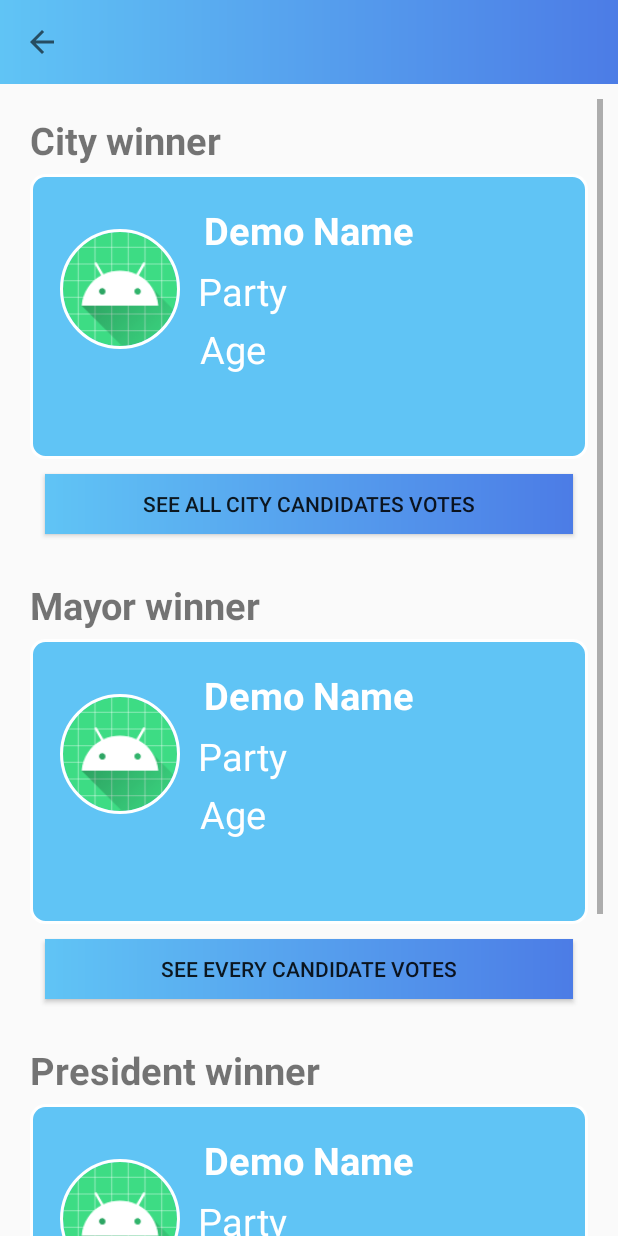
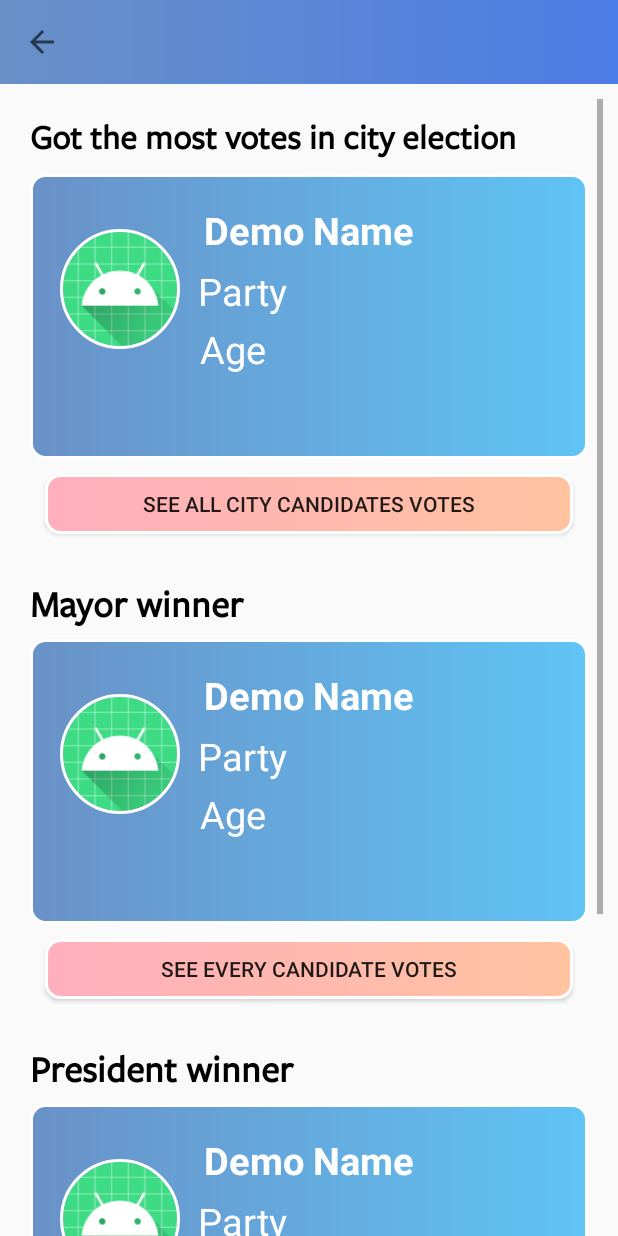
Before and after one commit to tommercoder/CountryZespolowy, an Android app: the screen it shows after launch once a user with an empty profile is signed in (results), in the side drawer, after a tap on "Results", on a phone screen of 412 x 824 dp. Run offline under Robolectric (Android 15) with nearby library versions, the phone set to English and light mode, and no system bars; our stand-ins replace CircleImageView, Firebase (no records; nobody signed in at launch, a user with empty details on screens opened directly); pictures from the network do not load; 11 statements that could not run were skipped.

Commit message:
second tour and no loop

```diff
--- a/app/src/main/java/com/example/country/ActivitiesNav/election_act.java
+++ b/app/src/main/java/com/example/country/ActivitiesNav/election_act.java
@@ -120,6 +120,30 @@ public class election_act extends AppCompatActivity {
             }
         });
 
+        final DatabaseReference reffToUser = FirebaseDatabase.getInstance().getReference("Users");
+        final FirebaseUser user = FirebaseAuth.getInstance().getCurrentUser();
+        reffToUser.child(user.getUid()).addListenerForSingleValueEvent(new ValueEventListener() {
+            @Override
+            public void onDataChange(@NonNull DataSnapshot snapshot) {
+               if(day > 12)
+                    if(month > 12)
+                        reffToUser.child(user.getUid()).child("votedCity").setValue("no");
+                if(day > 14)
+                    if(month > 12)
+                        reffToUser.child(user.getUid()).child("votedMayor").setValue("no");
+                if(day > 11)
+                    if(month > 12)
+                        reffToUser.child(user.getUid()).child("votedPresident").setValue("no");
+                if(day > 12)
+                    if(month > 12)
+                        reffToUser.child(user.getUid()).child("votedVer").setValue("no");
+            }
+
+            @Override
+            public void onCancelled(@NonNull DatabaseError error) {
+
+            }
+        });
 
 
     }
--- a/app/src/main/java/com/example/country/ActivitiesNav/results.java
+++ b/app/src/main/java/com/example/country/ActivitiesNav/results.java
@@ -182,7 +182,7 @@ public class results extends AppCompatActivity {
     public boolean hasDuplicate(List<Integer> items) {
         Set<Integer> appeared = new HashSet<>();
         for (int item : items) {
-            if (!appeared.add(item)) {
+            if (!appeared.add(item) && item!=0) {
                 return true;
             }
         }
@@ -258,7 +258,7 @@ public class results extends AppCompatActivity {
                                     name.setText(nameDB);
                                     age.setText(ageDB);
                                     party.setText(partyDB);
-
+                                    Glide.with(image).load(imgDB).into(image);
                                     DatabaseReference res = FirebaseDatabase.getInstance().getReference("result");
                                     res.child("CityResult").child("name").setValue(nameDB);
                                     res.child("CityResult").child("age").setValue(ageDB);
@@ -321,38 +321,71 @@ public class results extends AppCompatActivity {
                                 int i = decodeDiscussionId(maxVotes);
                                 votesList.add(i);
                             }
-                            /*if(hasDuplicate(votesList))
-                            {
+                            int maxVote = Collections.max(votesList);
+                            //if there is no the guy thow reach 50% + 1 vote then there will be second tour;
+                            int sum = 0;
+                            for (int i = 0; i < votesList.size(); i++) {
+                                sum += votesList.get(i);
+                            }
+                            double result = (maxVote + 1) / (double) sum;
+                            int percentage = (int) (result * 100.0f);//51 set
+
+                            Log.d("all votes", "=" + sum);
+                            Log.d("max vote", "=" + maxVote);
+                            Log.d("the percentage", "=" + percentage);
+                            List<Integer> copyList = new ArrayList<>();
+                            copyList = votesList;
+                            copyList.remove(votesList.indexOf(maxVote));
+                            Boolean sameMax = false;
+                            for (int i = 0; i < copyList.size(); i++) {
+                                if (copyList.get(i).equals(maxVote)) {
+                                    sameMax = true;
+                                }
+                            }
+                            if (percentage < 50) {
                                 ifSecondRound = true;
-                                RelativeLayout second = findViewById(R.id.relativeSecondTour);
-                                second.setVisibility(View.VISIBLE);
-                                TextView secondTest = findViewById(R.id.SecondRoundTextView);
-                                secondTest.setVisibility(View.VISIBLE);
-                                secondTest.setText("there will be second round of mayor choosing");
-                                return;
-                            }*/
+                            }
+
+                            if (ifSecondRound || sameMax) {
+
+
+                                TextView mayorText = findViewById(R.id.mayorWinnerSign);
+                                RelativeLayout mayorRelative = findViewById(R.id.mayorWinner);
+                                Button mayorButton = findViewById(R.id.MayorAllvotes);
+                                mayorText.setVisibility(View.GONE);
+
+                                mayorButton.setVisibility(View.GONE);
+                                TextView name = (TextView) findViewById(R.id.nametext2);
+                                TextView age = (TextView) findViewById(R.id.age_id_mayor);
+                                TextView party = (TextView) findViewById(R.id.party_id_mayor);
+                                CircleImageView image = (CircleImageView) findViewById(R.id.img2);
+
+                                name.setText("Mayor election will have second round");
+                                age.setText(" ");
+                                party.setText(" ");
+                                image.setVisibility(View.GONE);
+                            } else {
+
                                 counter = 0;
                                 int max = Collections.max(votesList);
-                            Log.d(String.valueOf(max),"LOG KIWAWAA");
-                            for(DataSnapshot dt : snapshot.getChildren())
-                            {
+                                Log.d(String.valueOf(max), "LOG KIWAWAA");
+                                for (DataSnapshot dt : snapshot.getChildren()) {
                                     counter++;
 
                                     String votes = dt.child("votes").getValue().toString();
 
                                     int intVotes = decodeDiscussionId(votes);
-                                if(intVotes==max)
-                                {
-                                    TextView name = (TextView)findViewById(R.id.nametext2);
-                                    TextView age = (TextView)findViewById(R.id.age_id_mayor);
-                                    TextView party = (TextView)findViewById(R.id.party_id_mayor);
-                                    CircleImageView image = (CircleImageView)findViewById(R.id.img2);
+                                    if (intVotes == max) {
+                                        TextView name = (TextView) findViewById(R.id.nametext2);
+                                        TextView age = (TextView) findViewById(R.id.age_id_mayor);
+                                        TextView party = (TextView) findViewById(R.id.party_id_mayor);
+                                        CircleImageView image = (CircleImageView) findViewById(R.id.img2);
 
                                         String nameDB = dt.child("name").getValue().toString();
                                         String ageDB = dt.child("age").getValue().toString();
                                         String partyDB = dt.child("party").getValue().toString();
                                         String imgDB = dt.child("purl").getValue().toString();
-
+                                        Glide.with(image).load(imgDB).into(image);
                                         name.setText(nameDB);
                                         age.setText(ageDB);
                                         party.setText(partyDB);
@@ -362,6 +395,7 @@ public class results extends AppCompatActivity {
                                         res.child("mayorResult").child("age").setValue(ageDB);
                                         res.child("mayorResult").child("party").setValue(partyDB);
                                         res.child("mayorResult").child("votes").setValue(max);
+                                    }
                                 }
                             }
                         }
@@ -419,38 +453,81 @@ public class results extends AppCompatActivity {
                                 int i = decodeDiscussionId(maxVotes);
                                 votesList.add(i);
                             }
-                            /*if(hasDuplicate(votesList))
+                            int maxVote = Collections.max(votesList);
+                            //if there is no the guy thow reach 50% + 1 vote then there will be second tour;
+                            int sum = 0;
+                            for(int i = 0;i < votesList.size();i++)
+                            {
+                               sum += votesList.get(i);
+                            }
+                            double result = (maxVote+1)/(double)sum;
+                            int percentage = (int)(result*100.0f);//51 set
+
+                            Log.d("all votes","=" + sum);
+                            Log.d("max vote","=" + maxVote);
+                            Log.d("the percentage","=" + percentage);
+                            List<Integer> copyList = new ArrayList<>();
+                            copyList = votesList;
+                            copyList.remove(votesList.indexOf(maxVote));
+                            Boolean sameMax = false;
+                            for(int i = 0;i < copyList.size();i++)
+                            {
+                                if(copyList.get(i).equals(maxVote))
+                                {
+                                   sameMax = true;
+                                }
+                            }
+                            if(percentage < 50)
                             {
                                 ifSecondRound = true;
-                                RelativeLayout second = findViewById(R.id.relativeSecondTour);
+                            }
+                            if (ifSecondRound || sameMax) {
+
+
+                                /*RelativeLayout second = findViewById(R.id.relativeSecondTour);
                                 second.setVisibility(View.VISIBLE);
                                 TextView secondTest = findViewById(R.id.SecondRoundTextView);
                                 secondTest.setVisibility(View.VISIBLE);
                                 secondTest.setText("there will be second round of president choosing");
-                                return;
-                            }*/
+                                return;*/
+                                TextView Presidenttext = findViewById(R.id.presidentWinnerSign);
+                                RelativeLayout presidentRelative = findViewById(R.id.PresidentWinner);
+                                Button presidentButt = findViewById(R.id.PresidentAllvotes);
+                                Presidenttext.setVisibility(View.GONE);
+
+                                presidentButt.setVisibility(View.GONE);
+                                TextView name = (TextView) findViewById(R.id.nametext3);
+                                TextView age = (TextView) findViewById(R.id.age_id_president);
+                                TextView party = (TextView) findViewById(R.id.party_id_president);
+                                CircleImageView image = (CircleImageView) findViewById(R.id.img3);
+
+                                name.setText("President election will have second round");
+                                age.setText(" ");
+                                party.setText(" ");
+                                image.setVisibility(View.GONE);
+                            }
+                            else
+                                {
                                 counter = 0;
                                 int max = Collections.max(votesList);
-                            Log.d(String.valueOf(max),"LOG KIWAWAA");
-                            for(DataSnapshot dt : snapshot.getChildren())
-                            {
+                                Log.d(String.valueOf(max), "LOG KIWAWAA");
+                                for (DataSnapshot dt : snapshot.getChildren()) {
                                     counter++;
 
                                     String votes = dt.child("votes").getValue().toString();
 
                                     int intVotes = decodeDiscussionId(votes);
-                                if(intVotes==max)
-                                {
-                                    TextView name = (TextView)findViewById(R.id.nametext3);
-                                    TextView age = (TextView)findViewById(R.id.age_id_president);
-                                    TextView party = (TextView)findViewById(R.id.party_id_president);
-                                    CircleImageView image = (CircleImageView)findViewById(R.id.img3);
+                                    if (intVotes == max) {
+                                        TextView name = (TextView) findViewById(R.id.nametext3);
+                                        TextView age = (TextView) findViewById(R.id.age_id_president);
+                                        TextView party = (TextView) findViewById(R.id.party_id_president);
+                                        CircleImageView image = (CircleImageView) findViewById(R.id.img3);
 
                                         String nameDB = dt.child("name").getValue().toString();
                                         String ageDB = dt.child("age").getValue().toString();
                                         String partyDB = dt.child("party").getValue().toString();
                                         String imgDB = dt.child("purl").getValue().toString();
-
+                                        Glide.with(image).load(imgDB).into(image);
                                         name.setText(nameDB);
                                         age.setText(ageDB);
                                         party.setText(partyDB);
@@ -463,7 +540,7 @@ public class results extends AppCompatActivity {
                                     }
                                 }
                             }
-
+                        }
                         @Override
                         public void onCancelled(@NonNull DatabaseError error) {
 
--- /dev/null
+++ b/app/src/main/res/drawable/results_design.xml
@@ -0,0 +1,17 @@
+<shape xmlns:android="http://schemas.android.com/apk/res/android"
+    android:shape="rectangle" >
+    <!-- This is the stroke you want to define -->
+    <stroke android:width="2dp"
+        android:color="@color/white"/>
+
+    <!-- Optional, round your corners -->
+    <corners android:bottomLeftRadius="9dp"
+        android:topLeftRadius="9dp"
+        android:bottomRightRadius="9dp"
+        android:topRightRadius="9dp" />
+
+    <!-- Optional, fill the rest of your background with a color or gradient, use transparent if you only want the border to be displayed-->
+    <gradient android:startColor="@color/resGradStart"
+        android:endColor="@color/resGradStop"
+        android:angle="180"/>
+</shape>
--- a/app/src/main/res/layout/activity_all_mayor_votes.xml
+++ b/app/src/main/res/layout/activity_all_mayor_votes.xml
@@ -37,7 +37,7 @@
             android:id="@+id/recyclerViewMayor"
             android:layout_width="match_parent"
             android:layout_height="match_parent"
-            android:layout_weight="1"
+            android:layout_marginBottom="100dp"
             />
 
 
--- a/app/src/main/res/layout/activity_all_president_votes.xml
+++ b/app/src/main/res/layout/activity_all_president_votes.xml
@@ -26,6 +26,7 @@
             android:layout_width="match_parent"
             android:layout_height="wrap_content"
             app:layout_constraintBottom_toBottomOf="parent"
+            android:layout_marginBottom="100dp"
              />
 
     </RelativeLayout>
--- a/app/src/main/res/layout/activity_city_elections.xml
+++ b/app/src/main/res/layout/activity_city_elections.xml
@@ -38,8 +38,8 @@
         <androidx.recyclerview.widget.RecyclerView
             android:id="@+id/recview"
             android:layout_width="match_parent"
-            android:layout_height="match_parent"
-            android:layout_weight="1"
+            android:layout_height="wrap_content"
+           android:layout_marginBottom="100dp"
             />
 
 
--- a/app/src/main/res/layout/activity_election_act.xml
+++ b/app/src/main/res/layout/activity_election_act.xml
@@ -31,6 +31,7 @@
                 android:layout_width="wrap_content"
                 android:layout_height="wrap_content"
                 android:fontFamily="@font/bgb"
+                android:textColor="@color/resGradStart"
                 android:padding="8dp"
                 android:text="Elections"
                 android:textAllCaps="true"
@@ -52,6 +53,7 @@
                         android:layout_alignParentLeft="true"
                         android:fontFamily="@font/baloo"
                         android:padding="30dp"
+
                         android:text="City elections"
                         android:textSize="25sp" />
 
--- a/app/src/main/res/layout/activity_mayor_elections.xml
+++ b/app/src/main/res/layout/activity_mayor_elections.xml
@@ -36,8 +36,8 @@
         <androidx.recyclerview.widget.RecyclerView
             android:id="@+id/recview"
             android:layout_width="match_parent"
-            android:layout_height="match_parent"
-            android:layout_weight="1"
+            android:layout_height="wrap_content"
+            android:layout_marginBottom="100dp"
             />
 
 
--- a/app/src/main/res/layout/activity_results.xml
+++ b/app/src/main/res/layout/activity_results.xml
@@ -34,9 +34,11 @@
             android:id="@+id/CityWinnerSign"
             android:layout_width="match_parent"
             android:layout_height="40dp"
-            android:text="City winner"
-            android:textSize="25dp"
+            android:text="Got the most votes in city election"
+            android:textSize="23dp"
+            android:textColor="@color/colorPrimary"
             android:textStyle="bold"
+            android:fontFamily="@font/rspsans"
 
             />
         <RelativeLayout
@@ -126,7 +128,7 @@
             android:layout_height="40dp"
             android:id="@+id/CityAllvotes"
             android:text="See all city candidates votes"
-            android:background="@drawable/heades_gradient"
+            android:background="@drawable/results_design"
             />
 
         <TextView
@@ -136,6 +138,8 @@
             android:layout_height="60dp"
             android:text="Mayor winner"
             android:textSize="25dp"
+            android:fontFamily="@font/rspsans"
+            android:textColor="@color/colorPrimary"
             android:textStyle="bold"
             android:paddingTop="20dp"
             />
@@ -240,7 +244,7 @@
             android:layout_margin="10dp"
             android:layout_height="40dp"
             android:text="See every candidate votes"
-            android:background="@drawable/heades_gradient"
+            android:background="@drawable/results_design"
             />
         <TextView
 
@@ -248,6 +252,8 @@
             android:layout_width="match_parent"
             android:layout_height="60dp"
             android:text="President winner"
+            android:textColor="@color/colorPrimary"
+            android:fontFamily="@font/rspsans"
             android:textSize="25dp"
             android:textStyle="bold"
             android:paddingTop="20dp"
@@ -352,13 +358,15 @@
             android:layout_margin="10dp"
             android:layout_height="40dp"
             android:text="See every candidate votes"
-            android:background="@drawable/heades_gradient"
+            android:background="@drawable/results_design"
             />
         <TextView
             android:id="@+id/partytWinnerSign"
             android:layout_width="match_parent"
             android:layout_height="60dp"
-            android:text="Party winner"
+            android:text="This party got the most votes"
+            android:textColor="@color/colorPrimary"
+            android:fontFamily="@font/rspsans"
             android:textSize="25dp"
             android:textStyle="bold"
             android:paddingTop="20dp"
@@ -409,7 +417,7 @@
             android:layout_margin="10dp"
             android:layout_height="40dp"
             android:text="See all party winners"
-            android:background="@drawable/heades_gradient"
+            android:background="@drawable/results_design"
             />
         <RelativeLayout
             android:layout_width="match_parent"
--- a/app/src/main/res/layout/activity_verkhovna_rada_election.xml
+++ b/app/src/main/res/layout/activity_verkhovna_rada_election.xml
@@ -22,8 +22,8 @@
         <androidx.recyclerview.widget.RecyclerView
             android:id="@+id/recview"
             android:layout_width="match_parent"
-            android:layout_height="match_parent"
-
+            android:layout_height="wrap_content"
+            android:layout_marginBottom="100dp"
             />
 
     </RelativeLayout>
--- a/app/src/main/res/layout/singlerow.xml
+++ b/app/src/main/res/layout/singlerow.xml
@@ -134,7 +134,7 @@
 
         <androidx.constraintlayout.widget.ConstraintLayout
             android:id="@+id/expandableLayout"
-            android:layout_width="350dp"
+            android:layout_width="360dp"
             android:layout_height="100dp"
             android:background="@drawable/info_shape"
             android:padding="10dp"
--- a/app/src/main/res/values/colors.xml
+++ b/app/src/main/res/values/colors.xml
@@ -7,8 +7,10 @@
     <color name="lightWhite">#D6E6F1</color>
     <color name="maincolor">#28ae90</color>
     <color name="startgrad">#60c4f5</color>
-    <color name="stopgrad">#60c4f5</color>
+    <color name="stopgrad">#6991c7</color>
     <color name="white">#FFFFFF</color>
     <color name="sureColor">#60c4f5</color>
-
+    <color name="resGradStart">#ffc3a0 </color>
+    <color name="resGradStop">#ffafbd</color>
+    <color name="grey">#ababab</color>
 </resources>
--- a/app/src/main/res/values/themes.xml
+++ b/app/src/main/res/values/themes.xml
@@ -8,6 +8,7 @@
         <item name="android:windowTranslucentStatus">true</item>
         <item name="android:windowTranslucentNavigation">true</item>
         <item name="statusBarBackground">@color/colorPrimaryDark</item>
+        <item name="android:windowBackground">@color/blue</item>
 
 
     </style>
```
Also changed, not shown: app/src/main/java/com/example/country/ActivitiesNav/forElections/ResultActivities/city_votes.java (+7 -0 lines), app/src/main/res/layout/activity_all_ver_votes.xml (+13 -8 lines), app/src/main/res/layout/activity_city_votes.xml (+12 -8 lines), app/src/main/res/layout/activity_president_election.xml (+3 -4 lines), app/src/main/res/font/rspsans.ttf (added), 20 other files. Lines whose indentation alone changed are shown as unchanged.
